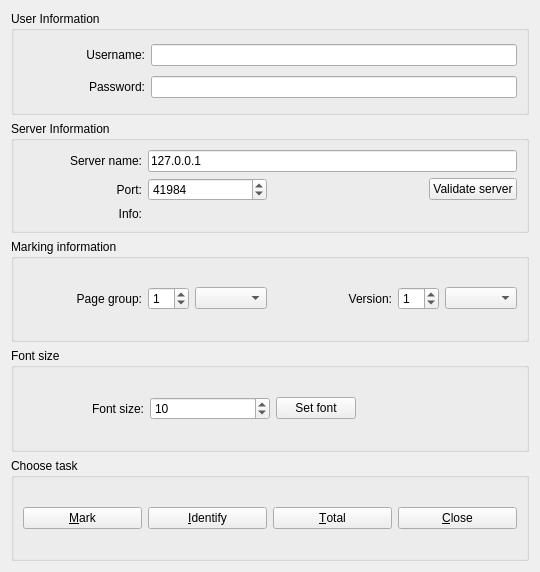
The window that qtCreatorFiles/ui_chooser.ui (plomgrading/plom) describes before a commit, drawn with Qt 5.
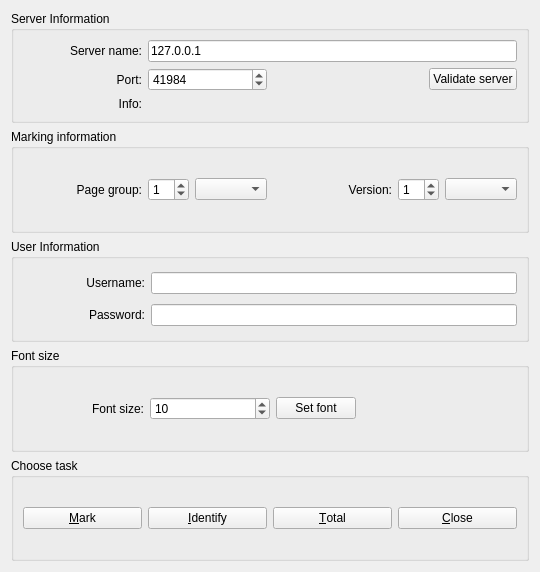
The same window after the commit.

Commit message: client: server information on top

Patch:
```diff
--- a/qtCreatorFiles/ui_chooser.ui
+++ b/qtCreatorFiles/ui_chooser.ui
@@ -14,48 +14,6 @@
    <string>Plom Client</string>
   </property>
   <layout class="QVBoxLayout" name="verticalLayout">
-   <item>
-    <widget class="QGroupBox" name="userGBox">
-     <property name="enabled">
-      <bool>true</bool>
-     </property>
-     <property name="title">
-      <string>User Information</string>
-     </property>
-     <layout class="QGridLayout" name="gridLayout_3" columnstretch="1,3">
-      <item row="0" column="0">
-       <widget class="QLabel" name="label">
-        <property name="text">
-         <string>Username:</string>
-        </property>
-        <property name="alignment">
-         <set>Qt::AlignRight|Qt::AlignTrailing|Qt::AlignVCenter</set>
-        </property>
-       </widget>
-      </item>
-      <item row="0" column="1">
-       <widget class="QLineEdit" name="userLE"/>
-      </item>
-      <item row="1" column="0">
-       <widget class="QLabel" name="label_2">
-        <property name="text">
-         <string>Password:</string>
-        </property>
-        <property name="alignment">
-         <set>Qt::AlignRight|Qt::AlignTrailing|Qt::AlignVCenter</set>
-        </property>
-       </widget>
-      </item>
-      <item row="1" column="1">
-       <widget class="QLineEdit" name="passwordLE">
-        <property name="echoMode">
-         <enum>QLineEdit::Password</enum>
-        </property>
-       </widget>
-      </item>
-     </layout>
-    </widget>
-   </item>
    <item>
     <widget class="QGroupBox" name="serverGBox">
      <property name="enabled">
@@ -209,6 +167,48 @@
      </layout>
     </widget>
    </item>
+   <item>
+    <widget class="QGroupBox" name="userGBox">
+     <property name="enabled">
+      <bool>true</bool>
+     </property>
+     <property name="title">
+      <string>User Information</string>
+     </property>
+     <layout class="QGridLayout" name="gridLayout_3" columnstretch="1,3">
+      <item row="0" column="0">
+       <widget class="QLabel" name="label">
+        <property name="text">
+         <string>Username:</string>
+        </property>
+        <property name="alignment">
+         <set>Qt::AlignRight|Qt::AlignTrailing|Qt::AlignVCenter</set>
+        </property>
+       </widget>
+      </item>
+      <item row="0" column="1">
+       <widget class="QLineEdit" name="userLE"/>
+      </item>
+      <item row="1" column="0">
+       <widget class="QLabel" name="label_2">
+        <property name="text">
+         <string>Password:</string>
+        </property>
+        <property name="alignment">
+         <set>Qt::AlignRight|Qt::AlignTrailing|Qt::AlignVCenter</set>
+        </property>
+       </widget>
+      </item>
+      <item row="1" column="1">
+       <widget class="QLineEdit" name="passwordLE">
+        <property name="echoMode">
+         <enum>QLineEdit::Password</enum>
+        </property>
+       </widget>
+      </item>
+     </layout>
+    </widget>
+   </item>
    <item>
     <widget class="QGroupBox" name="fontBox">
      <property name="title">
```
Left out of the diff: 4 changed lines with no effect on the pictures. The commit also changes 1 other file.
